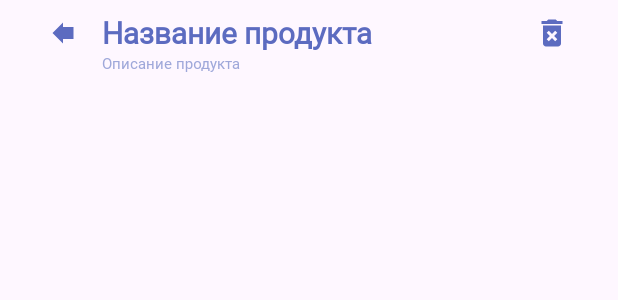
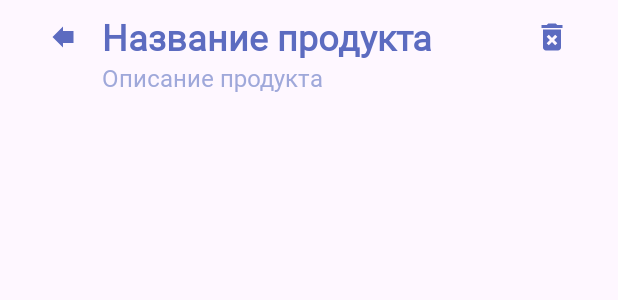
Before and after one commit to HUEY-news/WannaBuy, an Android app: the layout item_database_product.xml on its own in the app's theme, with its tools: preview values and no code run, on a phone screen of 412 x 824 dp. Shown: the top 300 px of the screen. Run offline under Robolectric (Android 15) with nearby library versions, the phone set to English and light mode, and no system bars.

Commit message:
issue#24: Увеличил шрифт элемента списка.

```diff
--- a/app/src/main/res/layout/item_database_product.xml
+++ b/app/src/main/res/layout/item_database_product.xml
@@ -32,7 +32,7 @@
         android:maxLines="1"
         android:text="Название продукта"
         android:textColor="@color/blue_400"
-        android:textSize="20sp"
+        android:textSize="24sp"
         android:textStyle="bold"
         app:layout_constraintEnd_toStartOf="@id/button_delete"
         app:layout_constraintStart_toEndOf="@id/arrow_add"
@@ -47,7 +47,7 @@
         android:maxLines="2"
         android:text="Описание продукта"
         android:textColor="@color/blue_200"
-        android:textSize="10sp"
+        android:textSize="16sp"
         app:layout_constraintEnd_toEndOf="@id/product_name"
         app:layout_constraintStart_toStartOf="@id/product_name"
         app:layout_constraintTop_toBottomOf="@id/product_name"
```
